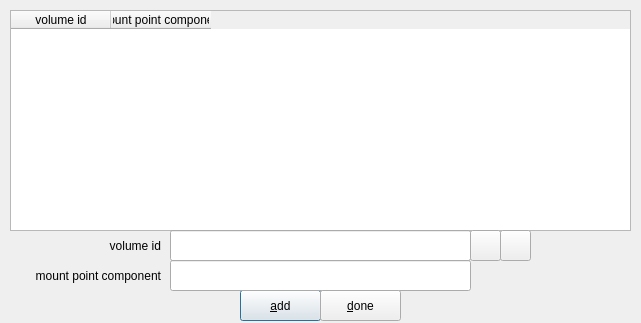
Before: the Qt Designer form zuluCrypt-gui/favorites.ui in mhogomchungu/zuluCrypt, drawn with Qt 5.
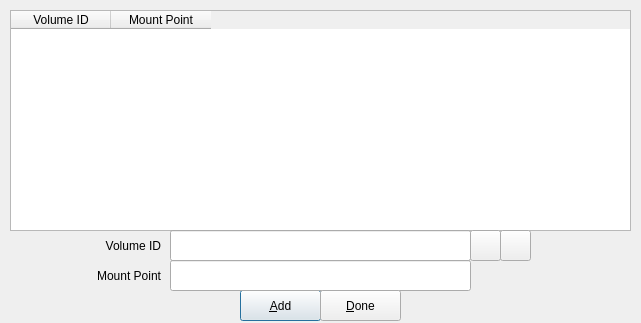
After: the same form once the commit is applied.

The edit to the form file:
```diff
--- a/zuluCrypt-gui/favorites.ui
+++ b/zuluCrypt-gui/favorites.ui
@@ -26,7 +26,7 @@
     </rect>
    </property>
    <property name="text">
-    <string>&amp;add</string>
+    <string>&amp;Add</string>
    </property>
    <property name="default">
     <bool>true</bool>
@@ -61,7 +61,7 @@
    </property>
    <column>
     <property name="text">
-     <string>volume id</string>
+     <string>Volume ID</string>
     </property>
     <property name="textAlignment">
      <set>AlignHCenter|AlignVCenter|AlignCenter</set>
@@ -69,7 +69,7 @@
    </column>
    <column>
     <property name="text">
-     <string>mount point component</string>
+     <string>Mount Point</string>
     </property>
     <property name="textAlignment">
      <set>AlignHCenter|AlignVCenter|AlignCenter</set>
@@ -86,7 +86,7 @@
     </rect>
    </property>
    <property name="text">
-    <string>volume id</string>
+    <string>Volume ID</string>
    </property>
    <property name="alignment">
     <set>Qt::AlignRight|Qt::AlignTrailing|Qt::AlignVCenter</set>
@@ -105,7 +105,7 @@
     </rect>
    </property>
    <property name="text">
-    <string>mount point component</string>
+    <string>Mount Point</string>
    </property>
    <property name="alignment">
     <set>Qt::AlignRight|Qt::AlignTrailing|Qt::AlignVCenter</set>
@@ -176,7 +176,7 @@
     </rect>
    </property>
    <property name="text">
-    <string>&amp;done</string>
+    <string>&amp;Done</string>
    </property>
   </widget>
  </widget>
```
Left out of the diff: 2 changed lines with no effect on the pictures.
